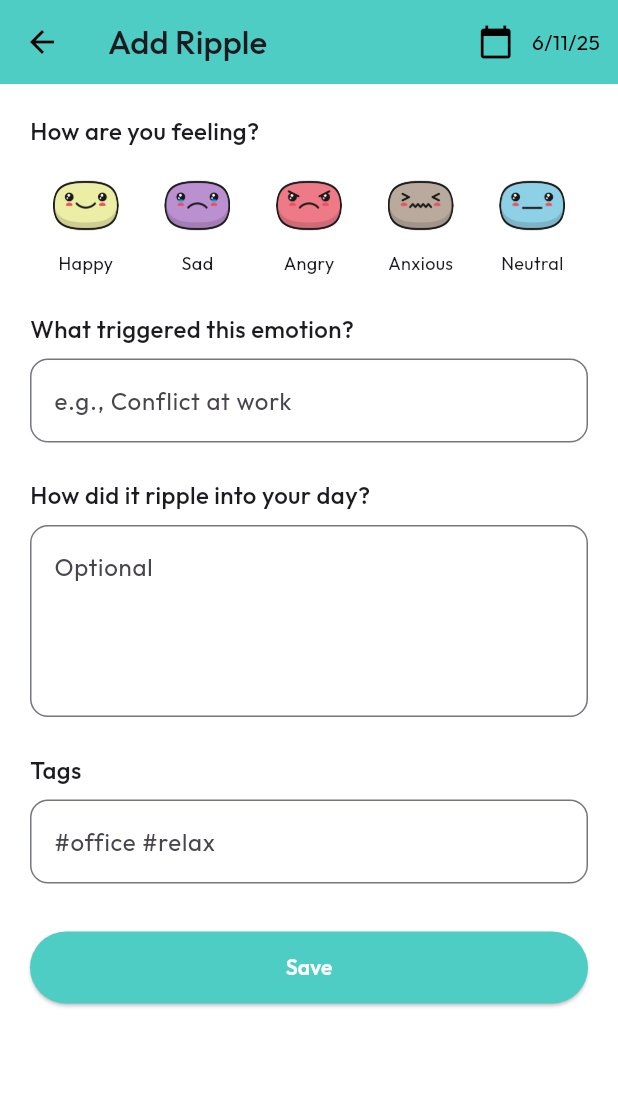
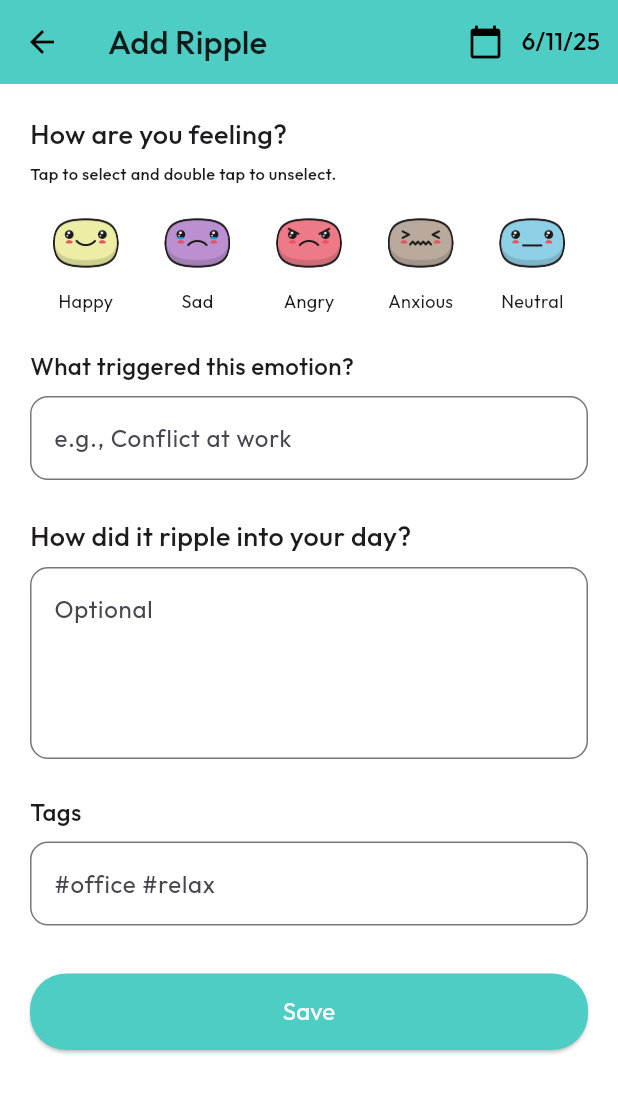
Before and after one commit to ChathraNavoda/Mentro, a Flutter app: the AddRippleScreen screen opened directly, on a phone screen of 412 x 824 dp. Shown: the top 1093 px of the screen. Run offline on Flutter 3.47's test engine with Material 3 defaults, Android fonts, the phone set to English and light mode, and no system bars; our stand-ins replace cloud_firestore, confetti, firebase_auth, firebase_core, firebase_messaging, fl_chart and 11 more; missing offline and left inert: simple_ripple_animation; accounts and stored records are empty; network calls fail.

Commit message:
refine add ripple screen

```diff
--- a/lib/presentation/screens/home/add_ripple_screen.dart
+++ b/lib/presentation/screens/home/add_ripple_screen.dart
@@ -63,42 +63,6 @@ class _AddRippleScreenState extends State<AddRippleScreen> {
     }
   }
 
-  // void _saveRipple() async {
-  //   if (_selectedEmotion == null || _triggerController.text.trim().isEmpty) {
-  //     ScaffoldMessenger.of(context).showSnackBar(
-  //       SnackBar(
-  //           content: Text("Please select an emotion and enter a trigger.")),
-  //     );
-  //     return;
-  //   }
-
-  //   try {
-  //     final rippleData = {
-  //       'date': Timestamp.fromDate(_selectedDate),
-  //       'time': Timestamp.now(), // You can use this for sorting later
-  //       'emotion': _selectedEmotion,
-  //       'trigger': _triggerController.text.trim(),
-  //       'description': _descriptionController.text.trim(),
-  //       'tags': _tagsController.text
-  //           .split('#')
-  //           .map((tag) => tag.trim())
-  //           .where((tag) => tag.isNotEmpty)
-  //           .toList(),
-  //     };
-
-  //     await FirebaseFirestore.instance.collection('ripples').add(rippleData);
-
-  //     ScaffoldMessenger.of(context).showSnackBar(
-  //       SnackBar(content: Text("Ripple added successfully!")),
-  //     );
-
-  //     Navigator.pop(context);
-  //   } catch (e) {
-  //     ScaffoldMessenger.of(context).showSnackBar(
-  //       SnackBar(content: Text("Failed to add ripple: $e")),
-  //     );
-  //   }
-  // }
   void _saveRipple() async {
     if (_selectedEmotion == null || _triggerController.text.trim().isEmpty) {
       ScaffoldMessenger.of(context).showSnackBar(
@@ -163,8 +127,14 @@ class _AddRippleScreenState extends State<AddRippleScreen> {
             Navigator.pop(context); // Goes back to Home
           },
         ),
-        title: Text("Add Ripple",
-            style: GoogleFonts.outfit(fontWeight: FontWeight.w500)),
+        title: Text(
+          "Add Ripple",
+          style: GoogleFonts.outfit(
+            fontSize: 22,
+            color: Colors.black87,
+            fontWeight: FontWeight.w500,
+          ),
+        ),
         actions: [
           IconButton(
             icon: const Icon(Icons.calendar_today,
@@ -178,7 +148,9 @@ class _AddRippleScreenState extends State<AddRippleScreen> {
               child: Text(
                 DateFormat('M/d/yy').format(_selectedDate),
                 style: GoogleFonts.outfit(
-                    fontSize: 14, color: const Color.fromARGB(255, 0, 0, 0)),
+                    fontSize: 16,
+                    color: const Color.fromARGB(255, 0, 0, 0),
+                    fontWeight: FontWeight.w500),
               ),
             ),
           )
@@ -190,7 +162,11 @@ class _AddRippleScreenState extends State<AddRippleScreen> {
           children: [
             Text("How are you feeling?",
                 style: GoogleFonts.outfit(
-                    fontSize: 16, fontWeight: FontWeight.w500)),
+                    fontSize: 18, fontWeight: FontWeight.w500)),
+            const SizedBox(height: 6),
+            Text("Tap to select and double tap to unselect.",
+                style: GoogleFonts.outfit(
+                    fontSize: 11, fontWeight: FontWeight.w500)),
             const SizedBox(height: 12),
             Row(
               mainAxisAlignment: MainAxisAlignment.spaceAround,
@@ -259,7 +235,7 @@ class _AddRippleScreenState extends State<AddRippleScreen> {
             const SizedBox(height: 24),
             Text("How did it ripple into your day?",
                 style: GoogleFonts.outfit(
-                    fontSize: 16, fontWeight: FontWeight.w500)),
+                    fontSize: 18, fontWeight: FontWeight.w500)),
             const SizedBox(height: 8),
             TextField(
               controller: _descriptionController,
@@ -290,8 +266,13 @@ class _AddRippleScreenState extends State<AddRippleScreen> {
             const SizedBox(height: 32),
             ElevatedButton.icon(
               onPressed: _saveRipple,
-              label: Text("Save",
-                  style: GoogleFonts.outfit(fontWeight: FontWeight.w600)),
+              label: Text(
+                "Save",
+                style: GoogleFonts.outfit(
+                    fontWeight: FontWeight.w400,
+                    fontSize: 16,
+                    color: Colors.white),
+              ),
               style: ElevatedButton.styleFrom(
                 backgroundColor: const Color(0xFF4ECDC4),
                 foregroundColor: Colors.white,
```
